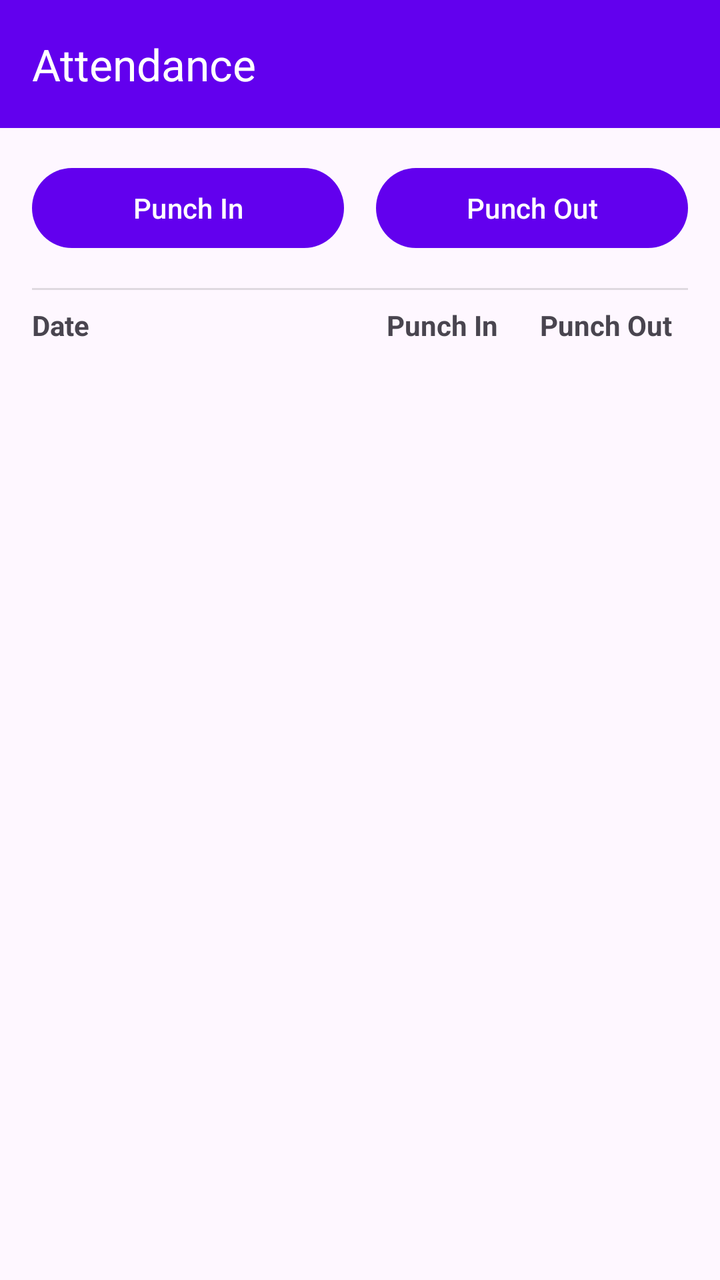
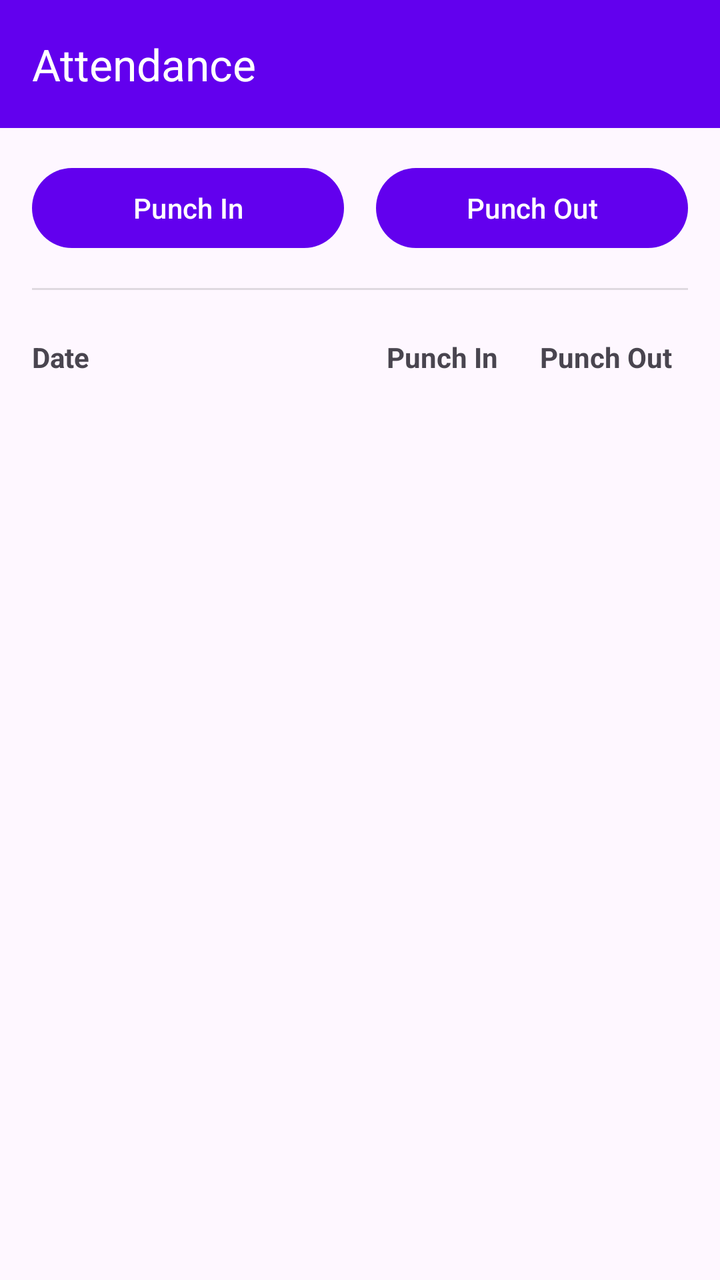

Screens rendered from an Android XML layout before and after an edit, with the pre-edit source and the edit as a unified diff.
<!-- AndroidManifest.xml: application theme Theme.HRM -->
<!-- res/layout/activity_attendance.xml -->
<?xml version="1.0" encoding="utf-8"?>
<LinearLayout xmlns:android="http://schemas.android.com/apk/res/android"
    xmlns:app="http://schemas.android.com/apk/res-auto"
    xmlns:tools="http://schemas.android.com/tools"
    android:layout_width="match_parent"
    android:layout_height="match_parent"
    android:orientation="vertical"
    tools:context=".AttendanceActivity">

    <com.google.android.material.appbar.AppBarLayout
        android:layout_width="match_parent"
        android:layout_height="wrap_content">

        <androidx.appcompat.widget.Toolbar
            android:id="@+id/toolbar"
            android:layout_width="match_parent"
            android:layout_height="?attr/actionBarSize"
            android:background="?attr/colorPrimary"
            app:title="Attendance"
            app:titleTextColor="@android:color/white" />

    </com.google.android.material.appbar.AppBarLayout>

    <LinearLayout
        android:layout_width="match_parent"
        android:layout_height="match_parent"
        android:orientation="vertical"
        android:padding="16dp">

        <LinearLayout
            android:layout_width="match_parent"
            android:layout_height="wrap_content"
            android:orientation="horizontal">

            <Button
                android:id="@+id/punchInButton"
                android:layout_width="0dp"
                android:layout_height="wrap_content"
                android:layout_weight="1"
                android:text="Punch In" />

            <Button
                android:id="@+id/punchOutButton"
                android:layout_width="0dp"
                android:layout_height="wrap_content"
                android:layout_marginStart="16dp"
                android:layout_weight="1"
                android:text="Punch Out" />
        </LinearLayout>

        <View
            android:layout_width="match_parent"
            android:layout_height="1dp"
            android:layout_marginTop="16dp"
            android:layout_marginBottom="8dp"
            android:background="?android:attr/listDivider" />

        
        <LinearLayout
            android:layout_width="match_parent"
            android:layout_height="wrap_content"
            android:orientation="horizontal"
            android:paddingBottom="8dp">

            <TextView
                android:layout_width="0dp"
                android:layout_height="wrap_content"
                android:layout_weight="2"
                android:text="Date"
                android:textStyle="bold" />

            <TextView
                android:layout_width="0dp"
                android:layout_height="wrap_content"
                android:layout_weight="1"
                android:text="Punch In"
                android:gravity="center"
                android:textStyle="bold" />

            <TextView
                android:layout_width="0dp"
                android:layout_height="wrap_content"
                android:layout_weight="1"
                android:text="Punch Out"
                android:gravity="center"
                android:textStyle="bold" />
        </LinearLayout>

        <androidx.recyclerview.widget.RecyclerView
            android:id="@+id/attendanceRecyclerView"
            android:layout_width="match_parent"
            android:layout_height="match_parent" />

    </LinearLayout>

</LinearLayout>
<!-- resources referenced by this layout -->
<resources>
  <style name="Theme.HRM" parent="Base.Theme.HRM" />
  <style name="Base.Theme.HRM" parent="Theme.Material3.DayNight.NoActionBar">
          
          <item name="colorPrimary">@color/my_light_primary</item>
      </style>
  <color name="my_light_primary">#FF6200EE</color>
</resources>

<!-- the commit's change to res/layout/activity_attendance.xml (unified diff, before → after) -->
@@ -23,7 +23,7 @@
 
     <LinearLayout
         android:layout_width="match_parent"
-        android:layout_height="match_parent"
+        android:layout_height="wrap_content"
         android:orientation="vertical"
         android:padding="16dp">
 
@@ -55,42 +55,46 @@
             android:layout_marginBottom="8dp"
             android:background="?android:attr/listDivider" />
 
-        
-        <LinearLayout
-            android:layout_width="match_parent"
-            android:layout_height="wrap_content"
-            android:orientation="horizontal"
-            android:paddingBottom="8dp">
-
-            <TextView
-                android:layout_width="0dp"
-                android:layout_height="wrap_content"
-                android:layout_weight="2"
-                android:text="Date"
-                android:textStyle="bold" />
-
-            <TextView
-                android:layout_width="0dp"
-                android:layout_height="wrap_content"
-                android:layout_weight="1"
-                android:text="Punch In"
-                android:gravity="center"
-                android:textStyle="bold" />
-
-            <TextView
-                android:layout_width="0dp"
-                android:layout_height="wrap_content"
-                android:layout_weight="1"
-                android:text="Punch Out"
-                android:gravity="center"
-                android:textStyle="bold" />
-        </LinearLayout>
-
-        <androidx.recyclerview.widget.RecyclerView
-            android:id="@+id/attendanceRecyclerView"
-            android:layout_width="match_parent"
-            android:layout_height="match_parent" />
-
     </LinearLayout>
 
+    
+    <LinearLayout
+        android:layout_width="match_parent"
+        android:layout_height="wrap_content"
+        android:orientation="horizontal"
+        android:paddingStart="16dp"
+        android:paddingEnd="16dp"
+        android:paddingBottom="8dp">
+
+        <TextView
+            android:layout_width="0dp"
+            android:layout_height="wrap_content"
+            android:layout_weight="2"
+            android:text="Date"
+            android:textStyle="bold" />
+
+        <TextView
+            android:layout_width="0dp"
+            android:layout_height="wrap_content"
+            android:layout_weight="1"
+            android:gravity="center"
+            android:text="Punch In"
+            android:textStyle="bold" />
+
+        <TextView
+            android:layout_width="0dp"
+            android:layout_height="wrap_content"
+            android:layout_weight="1"
+            android:gravity="center"
+            android:text="Punch Out"
+            android:textStyle="bold" />
+    </LinearLayout>
+
+    <androidx.recyclerview.widget.RecyclerView
+        android:id="@+id/attendanceRecyclerView"
+        android:layout_width="match_parent"
+        android:layout_height="match_parent"
+        android:paddingStart="16dp"
+        android:paddingEnd="16dp" />
+
 </LinearLayout>
